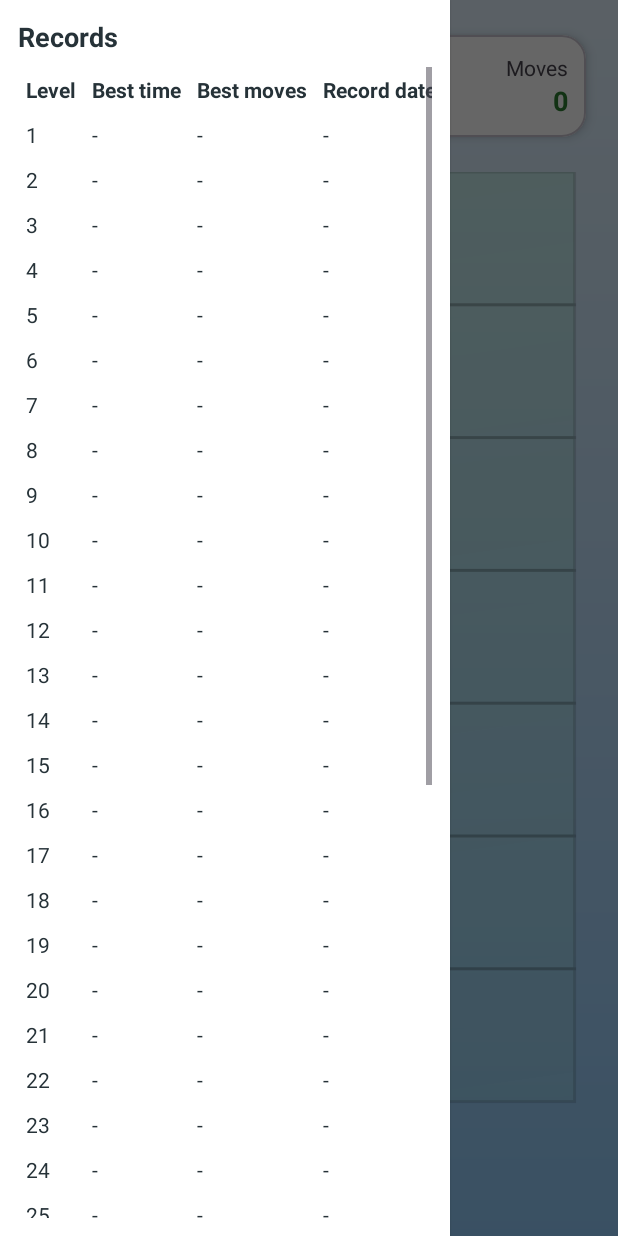
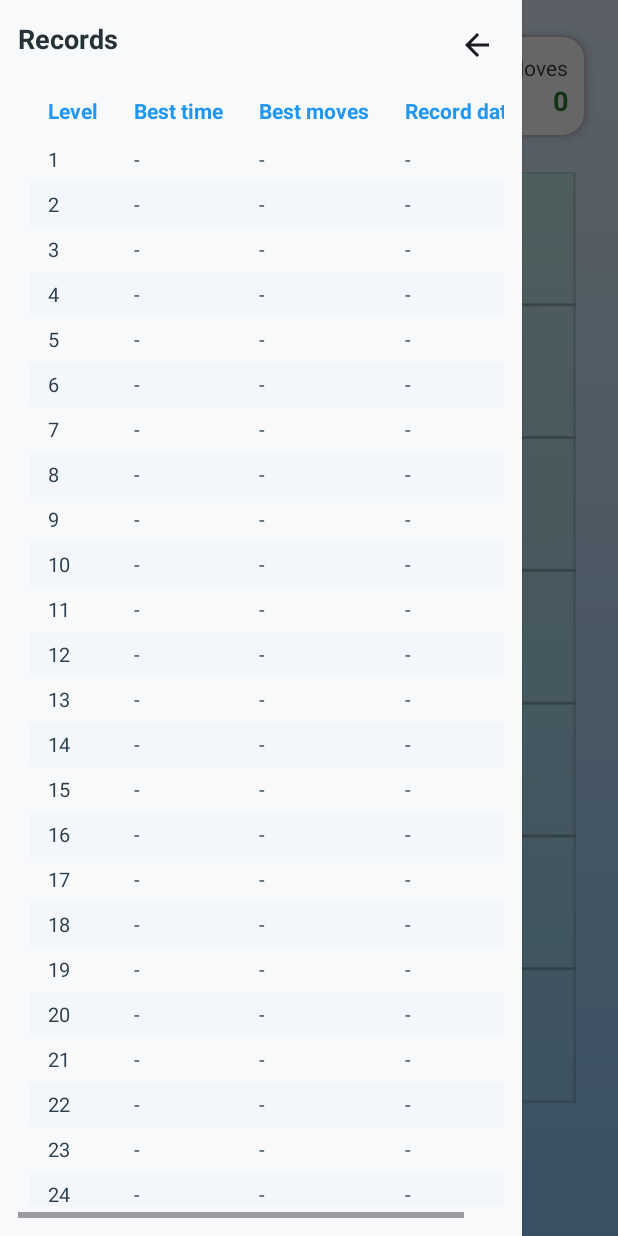
Before and after one commit to timursarsembai/CubeSorter, an Android app: the screen it shows after launch (SorterActivity), after a tap on "Menu", on a phone screen of 412 x 824 dp. Run offline under Robolectric (Android 15) with nearby library versions, the phone set to English and light mode, and no system bars.

Commit message:
Make the "Back" button in the side menu close the menu and update its arrow icon; alternate table rows with a light gray background for better readability

```diff
--- a/app/src/main/java/com/timursarsembayev/cubesorter/SorterActivity.kt
+++ b/app/src/main/java/com/timursarsembayev/cubesorter/SorterActivity.kt
@@ -9,6 +9,7 @@ import android.os.Handler
 import android.os.Looper
 import android.text.InputFilter
 import android.text.InputType
+import android.util.TypedValue
 import android.view.ContextThemeWrapper
 import android.view.LayoutInflater
 import android.view.View
@@ -34,6 +35,7 @@ class SorterActivity : Activity() {
     private lateinit var drawerLayout: DrawerLayout
     private lateinit var recordsTable: TableLayout
     private lateinit var buttonOpenDrawer: ImageButton
+    private lateinit var buttonCloseDrawer: ImageButton
 
     private var startTime: Long = 0
     private var isTimerRunning = false
@@ -81,12 +83,16 @@ class SorterActivity : Activity() {
         drawerLayout = findViewById(R.id.drawerLayout)
         recordsTable = findViewById(R.id.recordsTable)
         buttonOpenDrawer = findViewById(R.id.buttonOpenDrawer)
+        buttonCloseDrawer = findViewById(R.id.buttonCloseDrawer)
     }
 
     private fun setupDrawer() {
         buttonOpenDrawer.setOnClickListener {
             populateRecordsTable()
             drawerLayout.openDrawer(GravityCompat.START)
+        }
+        buttonCloseDrawer.setOnClickListener {
+            drawerLayout.closeDrawer(GravityCompat.START)
         }
     }
 
@@ -334,10 +340,10 @@ class SorterActivity : Activity() {
         recordsTable.removeAllViews()
         // Заголовок
         val header = TableRow(this)
-        header.addView(makeCell(getString(R.string.records_header_level), bold = true))
-        header.addView(makeCell(getString(R.string.records_header_time), bold = true))
-        header.addView(makeCell(getString(R.string.records_header_moves), bold = true))
-        header.addView(makeCell(getString(R.string.records_header_date), bold = true))
+        header.addView(makeHeaderCell(getString(R.string.records_header_level)))
+        header.addView(makeHeaderCell(getString(R.string.records_header_time)))
+        header.addView(makeHeaderCell(getString(R.string.records_header_moves)))
+        header.addView(makeHeaderCell(getString(R.string.records_header_date)))
         recordsTable.addView(header)
         // Строки уровней
         for (lv in 1..SorterGameView.MAX_LEVEL) {
@@ -349,16 +355,35 @@ class SorterActivity : Activity() {
             row.addView(makeCell(if (bt == Long.MAX_VALUE) getString(R.string.dash) else formatElapsed(bt)))
             row.addView(makeCell(if (bm == Int.MAX_VALUE) getString(R.string.dash) else bm.toString()))
             row.addView(makeCell(formatDate(rd)))
+            // Чередование фона строк для удобства чтения
+            if (lv % 2 == 0) {
+                row.setBackgroundColor(getColor(R.color.records_row_alt_bg))
+            }
             recordsTable.addView(row)
         }
+    }
+
+    private fun dp(value: Int): Int = TypedValue.applyDimension(
+        TypedValue.COMPLEX_UNIT_DIP, value.toFloat(), resources.displayMetrics
+    ).toInt()
+
+    private fun makeHeaderCell(text: String): TextView {
+        val tv = TextView(this)
+        tv.text = text
+        tv.setPadding(dp(12), dp(8), dp(12), dp(8))
+        tv.setTypeface(tv.typeface, android.graphics.Typeface.BOLD)
+        tv.setTextColor(getColor(R.color.primaryColor))
+        tv.textSize = 14f
+        return tv
     }
 
     private fun makeCell(text: String, bold: Boolean = false): TextView {
         val tv = TextView(this)
         tv.text = text
-        tv.setPadding(8, 8, 8, 8)
+        tv.setPadding(dp(12), dp(6), dp(12), dp(6))
         if (bold) tv.setTypeface(tv.typeface, android.graphics.Typeface.BOLD)
-        tv.setTextColor(Color.parseColor("#263238"))
+        tv.setTextColor(getColor(R.color.text_color))
+        tv.textSize = 13f
         return tv
     }
 
--- a/app/src/main/res/layout/activity_sorter.xml
+++ b/app/src/main/res/layout/activity_sorter.xml
@@ -40,7 +40,7 @@
                     android:background="@android:color/transparent"
                     android:contentDescription="@string/menu"
                     android:src="@android:drawable/ic_menu_sort_by_size"
-                    android:tint="#455A64"
+                    app:tint="#455A64"
                     android:layout_marginEnd="8dp" />
 
                 <!-- Колонка Уровень -->
@@ -127,36 +127,63 @@
     <!-- Левое выдвижное меню с таблицей рекордов -->
     <LinearLayout
         android:id="@+id/leftDrawer"
-        android:layout_width="300dp"
+        android:layout_width="match_parent"
         android:layout_height="match_parent"
         android:layout_gravity="start"
         android:orientation="vertical"
-        android:background="#FFFFFF"
+        android:background="@color/background_color"
         android:padding="12dp">
+
+        <LinearLayout
+            android:layout_width="match_parent"
+            android:layout_height="wrap_content"
+            android:orientation="horizontal"
+            android:gravity="center_vertical">
 
             <TextView
                 android:id="@+id/textRecordsTitle"
-            android:layout_width="match_parent"
+                android:layout_width="0dp"
                 android:layout_height="wrap_content"
+                android:layout_weight="1"
                 android:text="@string/records"
                 android:textStyle="bold"
                 android:textColor="#263238"
                 android:textSize="18sp"
                 android:paddingBottom="8dp"/>
 
-        <ScrollView
+            <ImageButton
+                android:id="@+id/buttonCloseDrawer"
+                android:layout_width="36dp"
+                android:layout_height="36dp"
+                android:background="@android:color/transparent"
+                android:contentDescription="@string/back"
+                android:src="@drawable/ic_arrow_back"
+                app:tint="@color/primaryColor"/>
+        </LinearLayout>
+
+        <!-- Контейнер прокрутки: горизонтальная + вертикальная -->
+        <HorizontalScrollView
             android:layout_width="match_parent"
             android:layout_height="0dp"
-            android:layout_weight="1">
+            android:layout_weight="1"
+            android:fillViewport="true"
+            android:scrollbars="horizontal">
+
+            <ScrollView
+                android:layout_width="wrap_content"
+                android:layout_height="match_parent"
+                android:fillViewport="true"
+                android:scrollbars="vertical"
+                android:padding="8dp">
 
                 <TableLayout
                     android:id="@+id/recordsTable"
-                android:layout_width="match_parent"
-                android:layout_height="wrap_content"
-                android:stretchColumns="1,2,3">
-                <!-- Будет заполнено программно -->
+                    android:layout_width="wrap_content"
+                    android:layout_height="wrap_content">
+                    <!-- Заполняется программно -->
                 </TableLayout>
             </ScrollView>
+        </HorizontalScrollView>
 
     </LinearLayout>
 
--- a/app/src/main/res/values/colors.xml
+++ b/app/src/main/res/values/colors.xml
@@ -22,4 +22,7 @@
     <!-- Языки: выделение выбранного -->
     <color name="language_selected_bg">#E3F2FD</color>
     <color name="language_unselected_bg">#FFFFFFFF</color>
+
+    <!-- Таблица рекордов: чередование строк -->
+    <color name="records_row_alt_bg">#FFF3F6FA</color>
 </resources>
```
Lines whose indentation alone changed are shown as unchanged.
